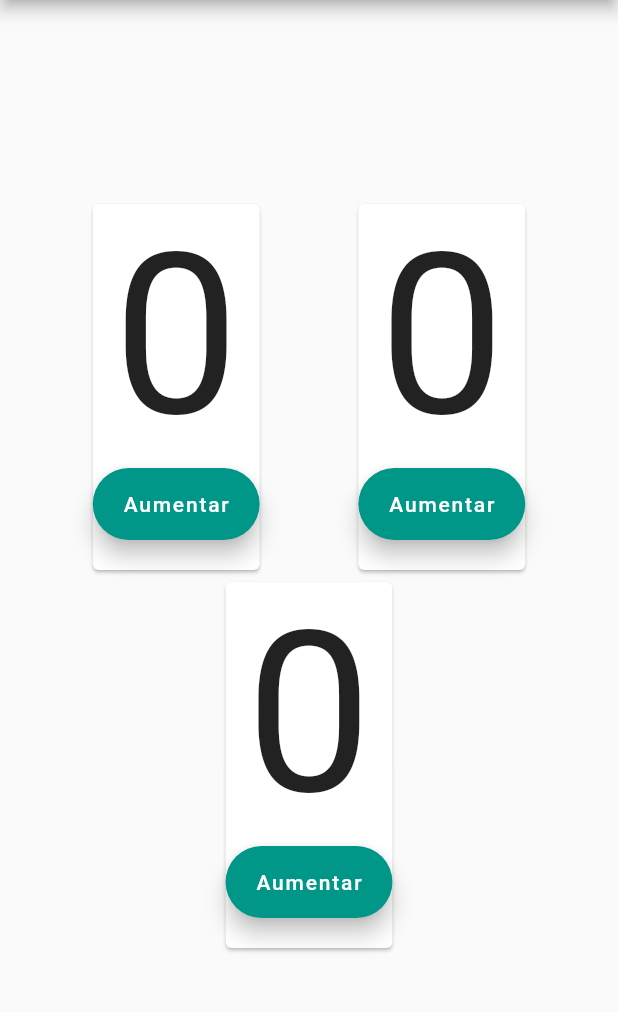
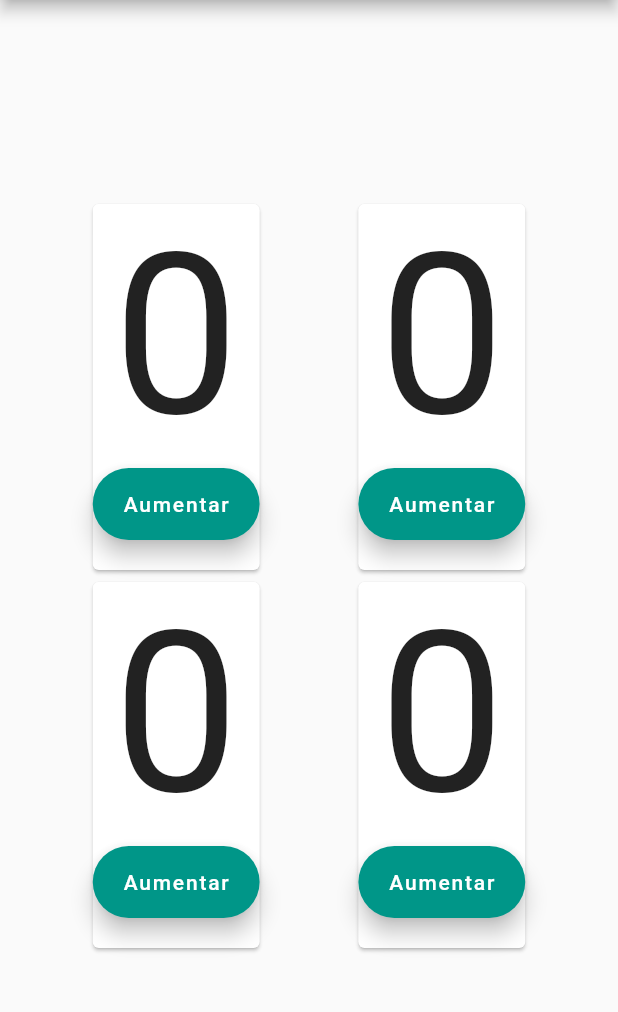
Before and after one commit to JOSEHPGAMEPLAY/Counter-JHVJ-PM2, a Flutter app: the screen it shows after launch, on a phone screen of 412 x 824 dp, the part 84-1096 px from its top. Run offline on Flutter 3.47's test engine with Material 2 defaults, Android fonts, the phone set to English and light mode, and no system bars.

Commit message:
Creacion de la cuarta card

```diff
--- a/lib/main.dart
+++ b/lib/main.dart
@@ -93,6 +93,24 @@
                           const Padding(padding: EdgeInsets.all(10))
                         ],
                       ),
+                    ),Card(
+                      semanticContainer: true,
+                      child: Column(
+                        children: [
+                          Text(
+                            '$four',
+                            style: const TextStyle(fontSize: 150),
+                          ),
+                          FloatingActionButton.extended(
+                            backgroundColor: Colors.teal,
+                            onPressed: () {
+                              setState(() => four++);
+                            },
+                            label: const Text('Aumentar'),
+                          ),
+                          const Padding(padding: EdgeInsets.all(10))
+                        ],
+                      ),
                     ),
               ],)
           ],
```
